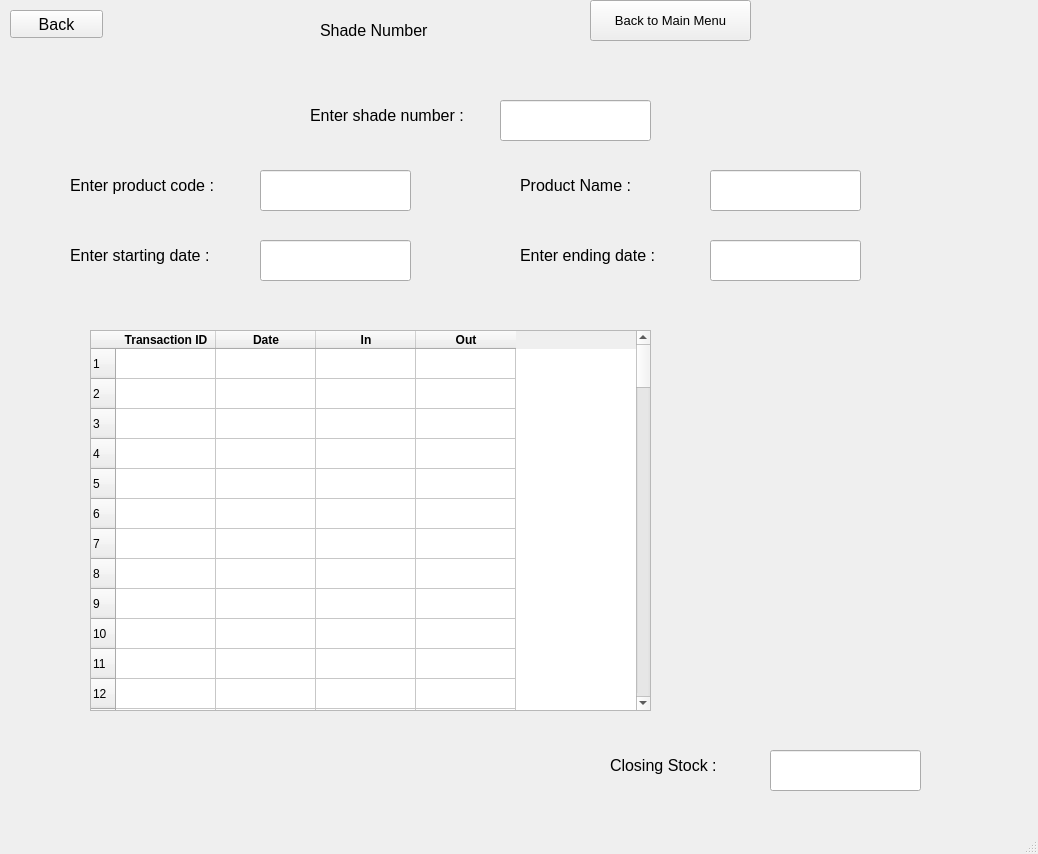
Above: UI/shade_stock_view.ui from nilay1221/Inventory_Management before the change. Below: the same form after it.
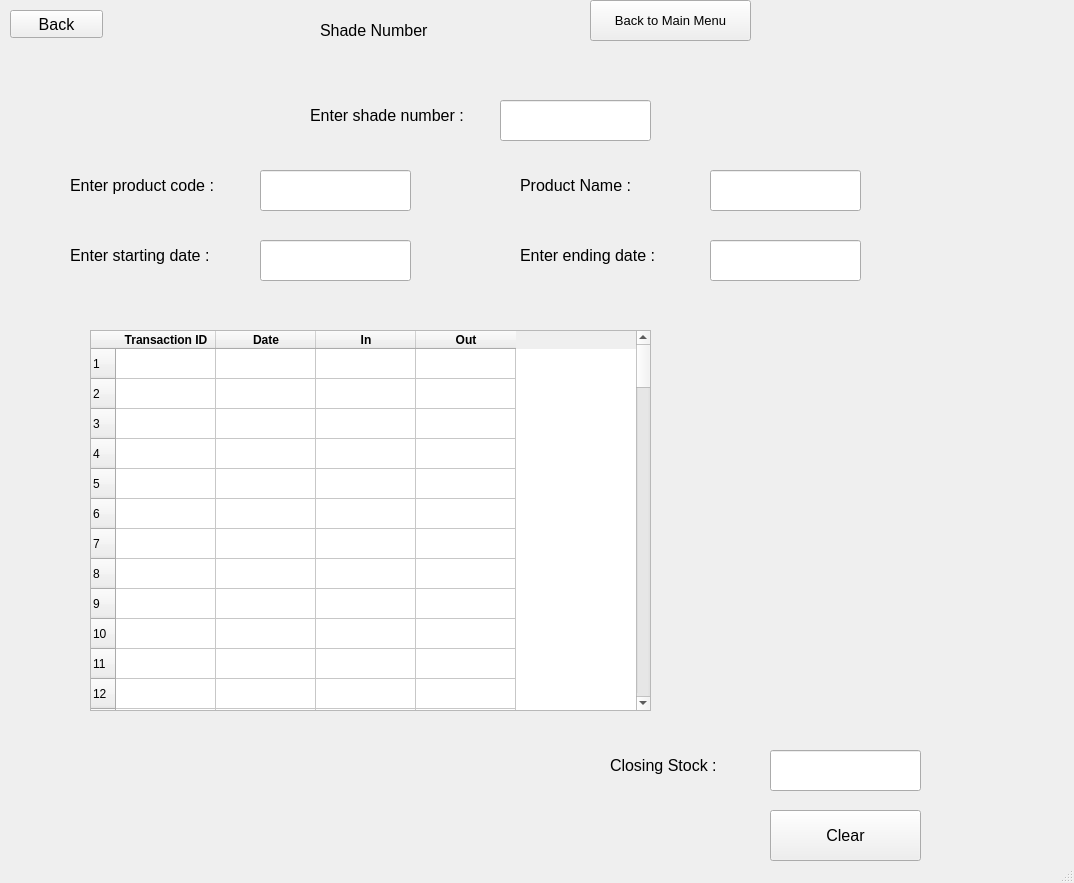
That is the form after the change.

Commit message: clear button added in ui files

```diff
--- a/UI/shade_stock_view.ui
+++ b/UI/shade_stock_view.ui
@@ -6,8 +6,8 @@
    <rect>
     <x>0</x>
     <y>0</y>
-    <width>1038</width>
-    <height>854</height>
+    <width>1074</width>
+    <height>883</height>
    </rect>
   </property>
   <property name="windowTitle">
@@ -445,6 +445,24 @@
      <string/>
     </property>
    </widget>
+   <widget class="QPushButton" name="shade_stock_view_clear">
+    <property name="geometry">
+     <rect>
+      <x>770</x>
+      <y>810</y>
+      <width>151</width>
+      <height>51</height>
+     </rect>
+    </property>
+    <property name="font">
+     <font>
+      <pointsize>12</pointsize>
+     </font>
+    </property>
+    <property name="text">
+     <string>Clear</string>
+    </property>
+   </widget>
   </widget>
   <widget class="QStatusBar" name="statusbar"/>
  </widget>
```
The commit also changes 21 other files.
